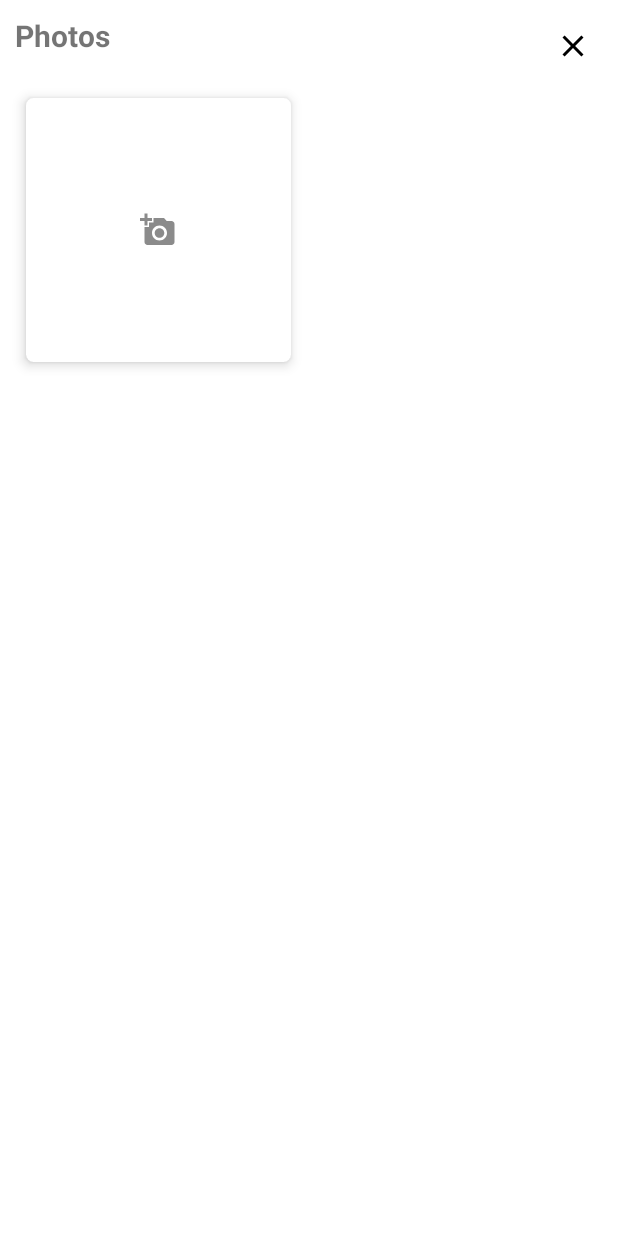
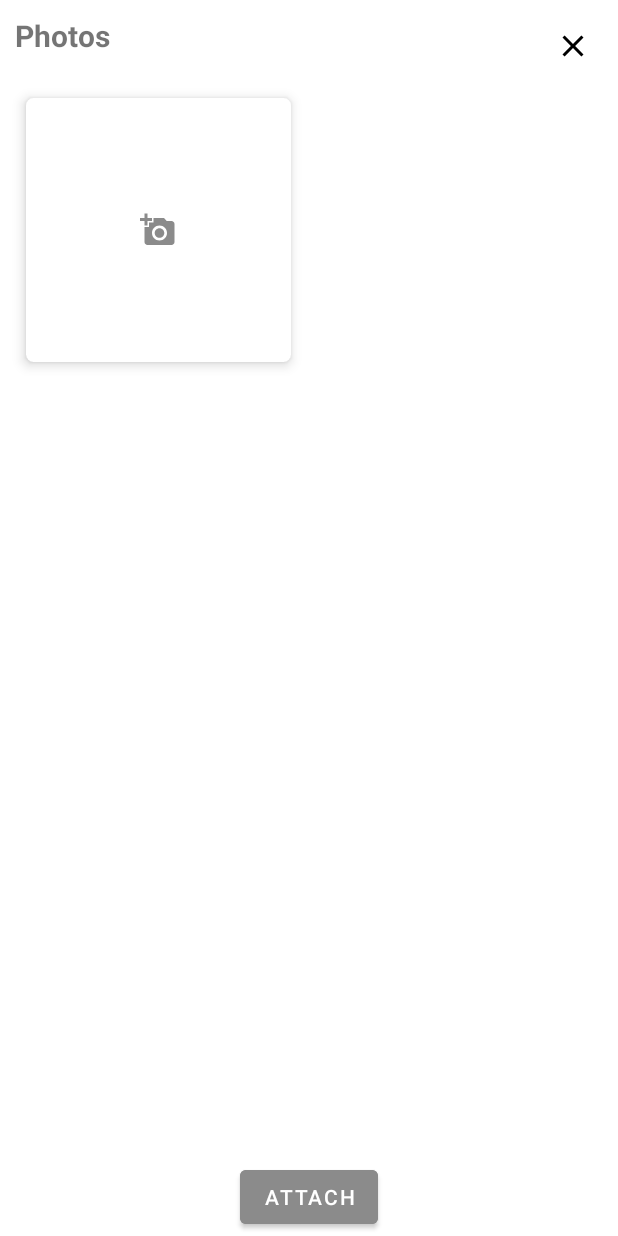
Before and after one commit to Lara-GH/AutoRepairAndroid, an Android app: the HomeFragment screen opened through its navigation route, after a tap on "Add photo of damage", on a phone screen of 412 x 824 dp. Run offline under Robolectric (Android 15) with nearby library versions, the phone set to English and light mode, and no system bars; our stand-ins replace Firebase (no records; nobody signed in at launch, a user with empty details on screens opened directly), navigation-ui; pictures from the network do not load.

Commit message:
some adjustments

```diff
--- a/app/src/main/java/com/laragh/autorepair/UserViewModel.kt
+++ b/app/src/main/java/com/laragh/autorepair/UserViewModel.kt
@@ -4,6 +4,7 @@ import androidx.lifecycle.LiveData
 import androidx.lifecycle.MutableLiveData
 import androidx.lifecycle.ViewModel
 import com.laragh.autorepair.models.Car
+import com.laragh.autorepair.photo.CardViewItem
 
 open class UserViewModel: ViewModel() {
 
@@ -14,6 +15,9 @@ open class UserViewModel: ViewModel() {
 
     private val mutableSelectedCar = MutableLiveData<Car>()
     val selectedCar: LiveData<Car> get() = mutableSelectedCar
+
+    private var mutablePhotosListLiveData: MutableLiveData<List<CardViewItem>> = MutableLiveData()
+    val getPhotosListLiveData: LiveData<List<CardViewItem>> get() = mutablePhotosListLiveData
 
     fun getUserCars() {
         repository.getUserCars(mutableGetUserCarsLiveData)
@@ -26,4 +30,8 @@ open class UserViewModel: ViewModel() {
     open fun addCar(car: Car, int: String){
         repository.addCar(car, int, mutableGetUserCarsLiveData)
     }
+
+    fun setPhotosList(list: List<CardViewItem>){
+        mutablePhotosListLiveData.value = list
+    }
 }
--- a/app/src/main/java/com/laragh/autorepair/addcar/AddCarViewModel.kt
+++ b/app/src/main/java/com/laragh/autorepair/addcar/AddCarViewModel.kt
@@ -4,9 +4,10 @@ import androidx.lifecycle.LiveData
 import androidx.lifecycle.MutableLiveData
 import androidx.lifecycle.ViewModel
 import com.laragh.autorepair.UserRepository
+import com.laragh.autorepair.UserViewModel
 import com.laragh.autorepair.models.Car
 
-class AddCarViewModel : ViewModel() {
+class AddCarViewModel : UserViewModel() {
 
     private val repository = AddCarRepository()
 
@@ -37,11 +38,11 @@ class AddCarViewModel : ViewModel() {
         repository.getEngines(model, mutableGetEnginesLiveData)
     }
 
-    private val userRepository = UserRepository()
-    private val mutableGetUserCarsLiveData: MutableLiveData<List<Car>> = MutableLiveData()
-    val getUserCarsLiveData: LiveData<List<Car>> get() = mutableGetUserCarsLiveData
-
-    fun addCar(car: Car, int: String){
-        userRepository.addCar(car, int, mutableGetUserCarsLiveData)
-    }
+//    private val userRepository = UserRepository()
+//    private val mutableGetUserCarsLiveData: MutableLiveData<List<Car>> = MutableLiveData()
+//    override val getUserCarsLiveData: LiveData<List<Car>> get() = mutableGetUserCarsLiveData
+//
+//    override fun addCar(car: Car, int: String){
+//        userRepository.addCar(car, int, mutableGetUserCarsLiveData)
+//    }
 }
--- a/app/src/main/java/com/laragh/autorepair/home/HomeFragment.kt
+++ b/app/src/main/java/com/laragh/autorepair/home/HomeFragment.kt
@@ -1,6 +1,6 @@
 package com.laragh.autorepair.home
 
-import android.annotation.SuppressLint
+import android .annotation.SuppressLint
 import android.os.Build
 import android.os.Bundle
 import android.view.LayoutInflater
@@ -20,7 +20,7 @@ import com.laragh.autorepair.utils.Permissions
 
 class HomeFragment : BaseFragment<FragmentHomeBinding>() {
 
-    private val viewModel: UserViewModel by activityViewModels()
+    private val userViewModel: UserViewModel by activityViewModels()
     private val requestMultiplePermissions = registerForActivityResult(
         ActivityResultContracts.RequestMultiplePermissions()
     ) {}
@@ -37,7 +37,7 @@ class HomeFragment : BaseFragment<FragmentHomeBinding>() {
         super.onViewCreated(view, savedInstanceState)
         showBottomNavMenu()
 
-        val selectedCar = viewModel.selectedCar.value
+        val selectedCar = userViewModel.selectedCar.value
         if (selectedCar != null) {
             fillTextView(
                 selectedCar.year!!,
@@ -67,6 +67,10 @@ class HomeFragment : BaseFragment<FragmentHomeBinding>() {
 
     @RequiresApi(Build.VERSION_CODES.TIRAMISU)
     private fun initAddPhotoButton() {
+        if ((!userViewModel.getPhotosListLiveData.value.isNullOrEmpty())){
+            binding.addPhotoButton.setBackgroundColor(resources.getColor(R.color.green))
+        }
+        userViewModel.getPhotosListLiveData.value
         binding.addPhotoButton.setOnClickListener {
             if (Permissions(requireContext(), requestMultiplePermissions).checkPermissions()) {
                 binding.root.findNavController().navigate(
--- a/app/src/main/java/com/laragh/autorepair/photo/PhotoFragment.kt
+++ b/app/src/main/java/com/laragh/autorepair/photo/PhotoFragment.kt
@@ -8,16 +8,19 @@ import android.os.Bundle
 import android.view.LayoutInflater
 import android.view.View
 import android.view.ViewGroup
+import androidx.fragment.app.activityViewModels
 import androidx.navigation.findNavController
 import com.google.android.material.bottomnavigation.BottomNavigationView
 import com.laragh.autorepair.BaseFragment
 import com.laragh.autorepair.R
+import com.laragh.autorepair.UserViewModel
 import com.laragh.autorepair.databinding.FragmentPhotoBinding
 
 class PhotoFragment : BaseFragment<FragmentPhotoBinding>() {
 
     private lateinit var photoAdapter: PhotoAdapter
     private lateinit var mutableList: MutableList<CardViewItem>
+    private val userViewModel: UserViewModel by activityViewModels()
 
     override fun onCreate(savedInstanceState: Bundle?) {
         super.onCreate(savedInstanceState)
@@ -37,6 +40,7 @@ class PhotoFragment : BaseFragment<FragmentPhotoBinding>() {
         super.onViewCreated(view, savedInstanceState)
         initCloseButton()
         initAdapter()
+        setAttachButtonColor()
     }
 
     private fun hideBottomNavMenu() {
@@ -88,6 +92,7 @@ class PhotoFragment : BaseFragment<FragmentPhotoBinding>() {
             }
             photoAdapter.setItems(mutableList)
         }
+        setAttachButtonColor()
     }
 
     @SuppressLint("NotifyDataSetChanged")
@@ -95,6 +100,7 @@ class PhotoFragment : BaseFragment<FragmentPhotoBinding>() {
         if (::mutableList.isInitialized && ::photoAdapter.isInitialized) {
             mutableList.removeAt(position)
             photoAdapter.setItems(mutableList)
+            setAttachButtonColor()
         }
     }
 
@@ -108,4 +114,26 @@ class PhotoFragment : BaseFragment<FragmentPhotoBinding>() {
             adapter = photoAdapter
         }
     }
+
+    private fun setAttachButtonColor() {
+        if (mutableList.size > 1) {
+            println("orange")
+            binding.attachButton.setBackgroundColor(resources.getColor(R.color.orange))
+            binding.attachButton.isClickable = true
+            initAttachButton()
+        } else {
+            println("gray")
+            binding.attachButton.setBackgroundColor(resources.getColor(R.color.gray))
+            binding.attachButton.isClickable = false
+        }
+    }
+
+    private fun initAttachButton() {
+        binding.attachButton.setOnClickListener {
+            userViewModel.setPhotosList(mutableList)
+            binding.root.findNavController().navigate(
+                R.id.action_photoFragment_to_homeFragment
+            )
+        }
+    }
 }
--- a/app/src/main/res/layout/fragment_photo.xml
+++ b/app/src/main/res/layout/fragment_photo.xml
@@ -35,10 +35,21 @@
         android:id="@+id/recycler_view"
         android:layout_width="match_parent"
         android:layout_height="match_parent"
+        android:layout_marginStart="5dp"
         android:layout_marginTop="50dp"
-        android:layout_marginStart="5dp"
         android:layout_marginEnd="5dp"
+        android:layout_marginBottom="50dp"
         app:layoutManager="androidx.recyclerview.widget.GridLayoutManager"
         app:spanCount="2" />
 
+    <Button
+        android:id="@+id/attach_button"
+        android:layout_width="wrap_content"
+        android:layout_height="wrap_content"
+        android:text="@string/attach"
+        android:backgroundTint="@color/gray"
+        app:layout_constraintEnd_toEndOf="parent"
+        app:layout_constraintStart_toStartOf="parent"
+        app:layout_constraintTop_toBottomOf="@+id/recycler_view" />
+
 </androidx.constraintlayout.widget.ConstraintLayout>
--- a/app/src/main/res/values/colors.xml
+++ b/app/src/main/res/values/colors.xml
@@ -11,4 +11,5 @@
 <!--    <color name="orange">#f26d0d</color>-->
     <color name="orange">#F37F01</color>
     <color name="gray">#8B8B8B</color>
+    <color name="green">#00A651</color>
 </resources>
--- a/app/src/main/res/values/strings.xml
+++ b/app/src/main/res/values/strings.xml
@@ -23,4 +23,5 @@
     <string name="you_need_to_accept_permissions">You need to accept CAMERA and MEDIA permissions to add a photo</string>
     <string name="photos">Photos</string>
     <string name="clicked_item">Clicked item : </string>
+    <string name="attach">attach</string>
 </resources>
```
